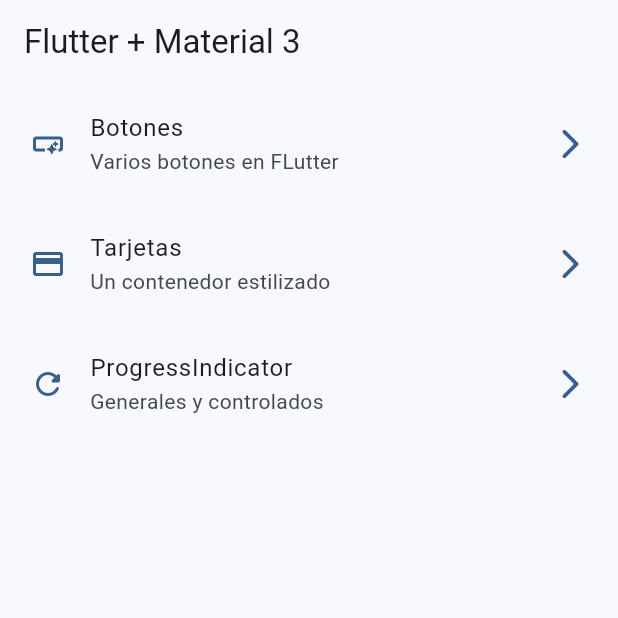
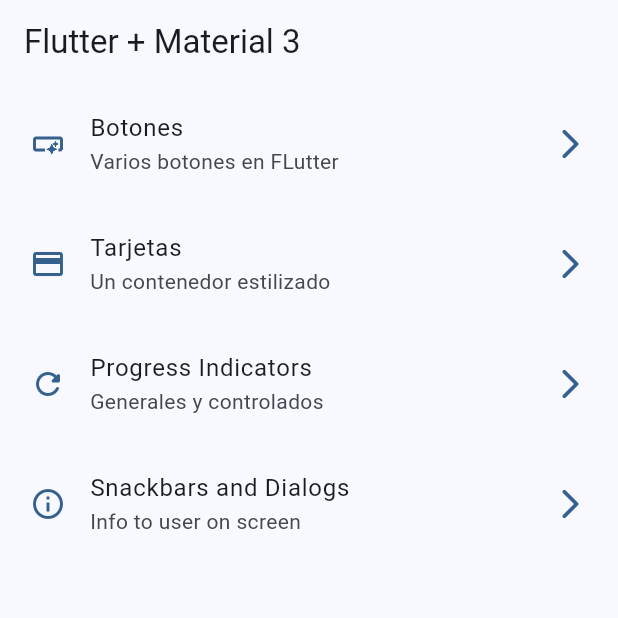
Before and after one commit to MauricioCorzo/widgets_app_flutter, a Flutter app: the screen it shows after launch, on a phone screen of 412 x 824 dp, the top half of it. Run offline on Flutter 3.47's test engine with Material 3 defaults, Android fonts, the phone set to English and light mode, and no system bars; our stand-ins replace go_router.

Commit message:
snackbar logic

```diff
--- a/lib/config/menu/menu_items.dart
+++ b/lib/config/menu/menu_items.dart
@@ -28,9 +28,15 @@ const appMenuItems = <MenuItem>[
     icon: Icons.credit_card,
   ),
   MenuItem(
-    title: "ProgressIndicator",
+    title: "Progress Indicators",
     subTitle: "Generales y controlados",
     link: "/progress",
     icon: Icons.refresh_rounded,
-  )
+  ),
+  MenuItem(
+    title: "Snackbars and Dialogs",
+    subTitle: "Info to user on screen",
+    link: "/snackbars",
+    icon: Icons.info_outline,
+  ),
 ];
--- a/lib/config/router/app_router.dart
+++ b/lib/config/router/app_router.dart
@@ -2,7 +2,7 @@ import 'package:flutter/material.dart';
 import 'package:go_router/go_router.dart'
     show CustomTransitionPage, GoRoute, GoRouter;
 import 'package:widgets_app/presentation/screens/screens.dart'
-    show ButtonsScreen, CardsScreen, HomeScreen, ProgressScreen;
+    show ButtonsScreen, CardsScreen, HomeScreen, ProgressScreen, SnackBarScreen;
 
 final appRouter = GoRouter(
   initialLocation: "/",
@@ -35,6 +35,15 @@ final appRouter = GoRouter(
       },
       // builder: (context, state) => const CardsScreen(),
     ),
+    GoRoute(
+      path: '/snackbars',
+      name: SnackBarScreen.name,
+      pageBuilder: (context, state) {
+        //Custom page transition example
+        return cupertinolikePageTransition(child: const SnackBarScreen());
+      },
+      // builder: (context, state) => const CardsScreen(),
+    ),
   ],
 );
 
```
Also changed, not shown: lib/presentation/screens/snackbar/snackbar_screen.dart (+24 -1 lines).
